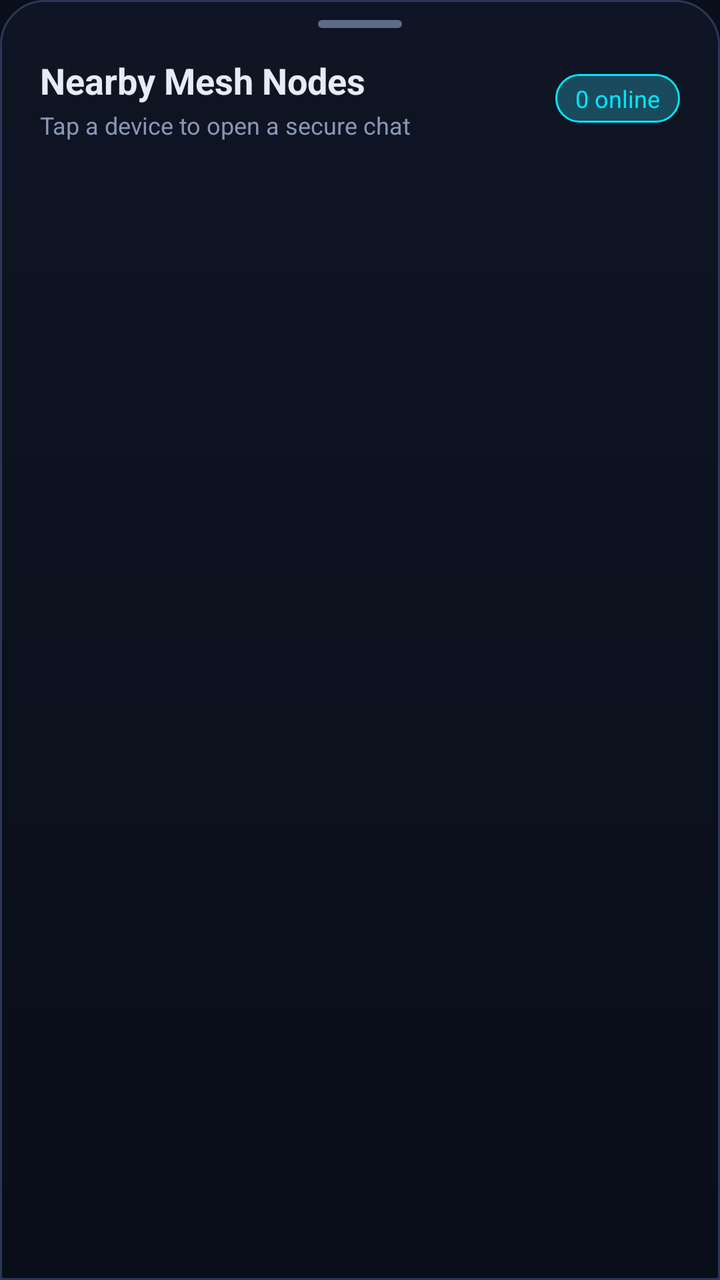
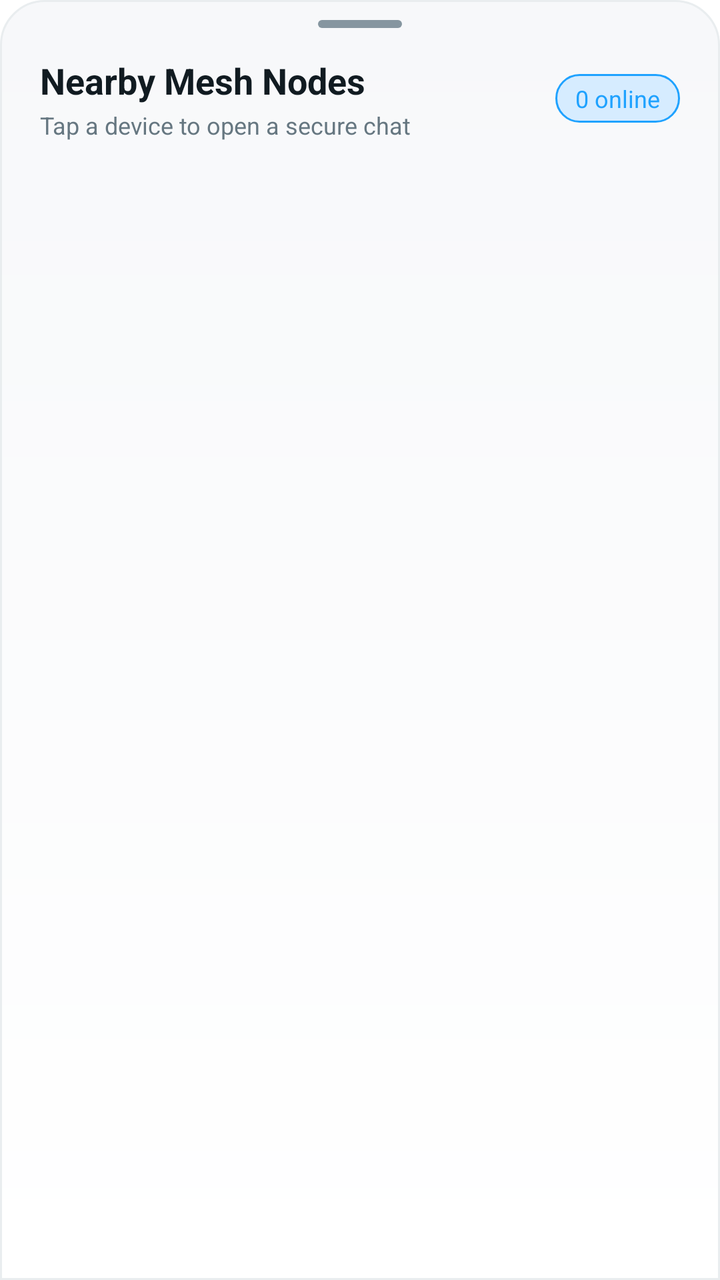

Before-and-after screenshots of an Android layout around one commit, followed by the original layout XML and the change that was made.
<!-- AndroidManifest.xml: application theme Theme.TharMesh -->
<!-- res/layout/sheet_device_picker.xml -->
<?xml version="1.0" encoding="utf-8"?>
<LinearLayout xmlns:android="http://schemas.android.com/apk/res/android"
    android:layout_width="match_parent"
    android:layout_height="wrap_content"
    android:background="@drawable/bg_sheet_top"
    android:orientation="vertical"
    android:paddingTop="10dp"
    android:paddingBottom="16dp">

    <View
        android:layout_width="42dp"
        android:layout_height="4dp"
        android:layout_gravity="center_horizontal"
        android:background="@drawable/bg_sheet_grabber" />

    <LinearLayout
        android:layout_width="match_parent"
        android:layout_height="wrap_content"
        android:orientation="horizontal"
        android:gravity="center_vertical"
        android:paddingStart="20dp"
        android:paddingEnd="20dp"
        android:paddingTop="14dp"
        android:paddingBottom="4dp">

        <LinearLayout
            android:layout_width="0dp"
            android:layout_height="wrap_content"
            android:layout_weight="1"
            android:orientation="vertical">

            <TextView
                style="@style/Text.H2"
                android:layout_width="wrap_content"
                android:layout_height="wrap_content"
                android:text="@string/picker_title" />

            <TextView
                android:id="@+id/picker_subtitle"
                style="@style/Text.Caption"
                android:layout_width="wrap_content"
                android:layout_height="wrap_content"
                android:layout_marginTop="2dp"
                android:text="@string/picker_subtitle" />
        </LinearLayout>

        <TextView
            android:id="@+id/picker_count"
            style="@style/Text.Caption"
            android:layout_width="wrap_content"
            android:layout_height="wrap_content"
            android:background="@drawable/bg_chip_cyan"
            android:paddingStart="10dp"
            android:paddingEnd="10dp"
            android:paddingTop="4dp"
            android:paddingBottom="4dp"
            android:textColor="@color/tm_neon_cyan"
            android:text="0 online" />
    </LinearLayout>

    <androidx.recyclerview.widget.RecyclerView
        android:id="@+id/recycler_picker"
        android:layout_width="match_parent"
        android:layout_height="wrap_content"
        android:clipToPadding="false"
        android:paddingStart="16dp"
        android:paddingEnd="16dp"
        android:paddingTop="10dp"
        android:paddingBottom="12dp"
        android:maxHeight="480dp" />

    <LinearLayout
        android:id="@+id/picker_empty"
        android:layout_width="match_parent"
        android:layout_height="wrap_content"
        android:gravity="center_horizontal"
        android:orientation="vertical"
        android:padding="32dp"
        android:visibility="gone">

        <TextView
            style="@style/Text.H3"
            android:layout_width="wrap_content"
            android:layout_height="wrap_content"
            android:text="@string/picker_empty_title" />

        <TextView
            style="@style/Text.Caption"
            android:layout_width="wrap_content"
            android:layout_height="wrap_content"
            android:layout_marginTop="4dp"
            android:gravity="center"
            android:text="@string/picker_empty_sub" />
    </LinearLayout>
</LinearLayout>
<!-- resources referenced by this layout -->
<resources>
  <color name="tm_neon_cyan">#00E5FF</color>
  <!-- drawable bg_chip_cyan (drawable) -->
  <?xml version="1.0" encoding="utf-8"?>
  <shape xmlns:android="http://schemas.android.com/apk/res/android"
      android:shape="rectangle">
      <solid android:color="@color/tm_neon_cyan_dim" />
      <stroke android:width="1dp" android:color="@color/tm_neon_cyan" />
      <corners android:radius="100dp" />
  </shape>
  <!-- drawable bg_sheet_grabber (drawable) -->
  <?xml version="1.0" encoding="utf-8"?>
  <shape xmlns:android="http://schemas.android.com/apk/res/android"
      android:shape="rectangle">
      <corners android:radius="2dp" />
      <solid android:color="@color/tm_text_muted" />
  </shape>
  <!-- drawable bg_sheet_top (drawable) -->
  <?xml version="1.0" encoding="utf-8"?>
  <shape xmlns:android="http://schemas.android.com/apk/res/android"
      android:shape="rectangle">
      <corners
          android:topLeftRadius="22dp"
          android:topRightRadius="22dp" />
      <gradient
          android:startColor="@color/tm_bg_2"
          android:endColor="@color/tm_bg"
          android:angle="270" />
      <stroke
          android:width="1dp"
          android:color="@color/tm_stroke" />
  </shape>
  <style name="Text.Caption" parent="TextAppearance.AppCompat">
          <item name="android:textColor">@color/tm_text_secondary</item>
          <item name="android:textSize">12sp</item>
      </style>
  <style name="Text.H2" parent="TextAppearance.AppCompat">
          <item name="android:textColor">@color/tm_text_primary</item>
          <item name="android:textSize">18sp</item>
          <item name="android:textStyle">bold</item>
      </style>
  <style name="Text.H3" parent="TextAppearance.AppCompat">
          <item name="android:textColor">@color/tm_text_primary</item>
          <item name="android:textSize">15sp</item>
          <item name="android:textStyle">bold</item>
      </style>
  <style name="Theme.TharMesh" parent="Theme.MaterialComponents.NoActionBar">
          <item name="colorPrimary">@color/tm_neon_cyan</item>
          <item name="colorPrimaryVariant">@color/tm_neon_cyan_dim</item>
          <item name="colorOnPrimary">@color/tm_bg</item>
          <item name="colorSecondary">@color/tm_neon_green</item>
          <item name="colorSecondaryVariant">@color/tm_neon_green_dim</item>
          <item name="colorOnSecondary">@color/tm_bg</item>
          <item name="colorSurface">@color/tm_surface</item>
          <item name="colorOnSurface">@color/tm_text_primary</item>
          <item name="android:colorBackground">@color/tm_bg</item>
          <item name="android:textColorPrimary">@color/tm_text_primary</item>
          <item name="android:textColorSecondary">@color/tm_text_secondary</item>
          <item name="android:windowBackground">@color/tm_bg</item>
          <item name="android:statusBarColor" tools:targetApi="l">@color/tm_bg</item>
          <item name="android:navigationBarColor" tools:targetApi="l">@color/tm_bg</item>
      </style>
  <color name="tm_neon_cyan_dim">#1A4B5C</color>
  <color name="tm_text_muted">#5E6B87</color>
  <color name="tm_bg_2">#0F1524</color>
  <color name="tm_bg">#0A0E1A</color>
  <color name="tm_stroke">#2A3757</color>
  <color name="tm_text_secondary">#8A97B5</color>
  <color name="tm_text_primary">#E6ECF5</color>
  <color name="tm_neon_green">#00E676</color>
  <color name="tm_neon_green_dim">#0F3B26</color>
  <color name="tm_surface">#131A2B</color>
  <!-- unchanged entries left out for length: 4 -->
</resources>

<!-- the commit's change to res/layout/sheet_device_picker.xml (unified diff, before → after) -->
@@ -54,7 +54,7 @@
             android:paddingEnd="10dp"
             android:paddingTop="4dp"
             android:paddingBottom="4dp"
-            android:textColor="@color/tm_neon_cyan"
+            android:textColor="?attr/tmNeonCyan"
             android:text="0 online" />
     </LinearLayout>
 
<!-- resource entries referenced after the edit -->
@@ -1,12 +1,11 @@
 <!-- resources referenced by this layout -->
 <resources>
-  <color name="tm_neon_cyan">#00E5FF</color>
   <!-- drawable bg_chip_cyan (drawable) -->
   <?xml version="1.0" encoding="utf-8"?>
   <shape xmlns:android="http://schemas.android.com/apk/res/android"
       android:shape="rectangle">
-      <solid android:color="@color/tm_neon_cyan_dim" />
-      <stroke android:width="1dp" android:color="@color/tm_neon_cyan" />
+      <solid android:color="?attr/tmNeonCyanDim" />
+      <stroke android:width="1dp" android:color="?attr/tmNeonCyan" />
       <corners android:radius="100dp" />
   </shape>
   <!-- drawable bg_sheet_grabber (drawable) -->
@@ -14,7 +13,7 @@
   <shape xmlns:android="http://schemas.android.com/apk/res/android"
       android:shape="rectangle">
       <corners android:radius="2dp" />
-      <solid android:color="@color/tm_text_muted" />
+      <solid android:color="?attr/tmTextMuted" />
   </shape>
   <!-- drawable bg_sheet_top (drawable) -->
   <?xml version="1.0" encoding="utf-8"?>
@@ -24,53 +23,119 @@
           android:topLeftRadius="22dp"
           android:topRightRadius="22dp" />
       <gradient
-          android:startColor="@color/tm_bg_2"
-          android:endColor="@color/tm_bg"
+          android:startColor="?attr/tmBg2"
+          android:endColor="?attr/tmBg"
           android:angle="270" />
       <stroke
           android:width="1dp"
-          android:color="@color/tm_stroke" />
+          android:color="?attr/tmStroke" />
   </shape>
   <style name="Text.Caption" parent="TextAppearance.AppCompat">
-          <item name="android:textColor">@color/tm_text_secondary</item>
+          <item name="android:textColor">?attr/tmTextSecondary</item>
           <item name="android:textSize">12sp</item>
       </style>
   <style name="Text.H2" parent="TextAppearance.AppCompat">
-          <item name="android:textColor">@color/tm_text_primary</item>
+          <item name="android:textColor">?attr/tmTextPrimary</item>
           <item name="android:textSize">18sp</item>
           <item name="android:textStyle">bold</item>
       </style>
   <style name="Text.H3" parent="TextAppearance.AppCompat">
-          <item name="android:textColor">@color/tm_text_primary</item>
+          <item name="android:textColor">?attr/tmTextPrimary</item>
           <item name="android:textSize">15sp</item>
           <item name="android:textStyle">bold</item>
       </style>
-  <style name="Theme.TharMesh" parent="Theme.MaterialComponents.NoActionBar">
-          <item name="colorPrimary">@color/tm_neon_cyan</item>
-          <item name="colorPrimaryVariant">@color/tm_neon_cyan_dim</item>
-          <item name="colorOnPrimary">@color/tm_bg</item>
-          <item name="colorSecondary">@color/tm_neon_green</item>
-          <item name="colorSecondaryVariant">@color/tm_neon_green_dim</item>
-          <item name="colorOnSecondary">@color/tm_bg</item>
-          <item name="colorSurface">@color/tm_surface</item>
-          <item name="colorOnSurface">@color/tm_text_primary</item>
-          <item name="android:colorBackground">@color/tm_bg</item>
-          <item name="android:textColorPrimary">@color/tm_text_primary</item>
-          <item name="android:textColorSecondary">@color/tm_text_secondary</item>
-          <item name="android:windowBackground">@color/tm_bg</item>
-          <item name="android:statusBarColor" tools:targetApi="l">@color/tm_bg</item>
-          <item name="android:navigationBarColor" tools:targetApi="l">@color/tm_bg</item>
+  <style name="Theme.TharMesh" parent="Theme.MaterialComponents.DayNight.NoActionBar">
+          
+          <item name="colorPrimary">@color/tm_light_neon_green</item>
+          <item name="colorPrimaryVariant">@color/tm_light_neon_green_dim</item>
+          <item name="colorOnPrimary">@color/tm_light_bg</item>
+          <item name="colorSecondary">@color/tm_light_neon_cyan</item>
+          <item name="colorSecondaryVariant">@color/tm_light_neon_cyan_dim</item>
+          <item name="colorOnSecondary">@color/tm_light_bg</item>
+          <item name="colorSurface">@color/tm_light_surface</item>
+          <item name="colorOnSurface">@color/tm_light_text_primary</item>
+          <item name="android:colorBackground">@color/tm_light_bg</item>
+          <item name="android:textColorPrimary">@color/tm_light_text_primary</item>
+          <item name="android:textColorSecondary">@color/tm_light_text_secondary</item>
+          <item name="android:windowBackground">@color/tm_light_bg</item>
+          <item name="android:statusBarColor" tools:targetApi="l">@color/tm_light_bg</item>
+          <item name="android:navigationBarColor" tools:targetApi="l">@color/tm_light_bg</item>
+          <item name="android:windowLightStatusBar" tools:targetApi="m">true</item>
+  
+          
+          <item name="tmBg">@color/tm_light_bg</item>
+          <item name="tmBg2">@color/tm_light_bg_2</item>
+          <item name="tmSurface">@color/tm_light_surface</item>
+          <item name="tmSurface2">@color/tm_light_surface_2</item>
+          <item name="tmSurfaceGlass">@color/tm_light_surface_glass</item>
+          <item name="tmStroke">@color/tm_light_stroke</item>
+          <item name="tmStrokeSoft">@color/tm_light_stroke_soft</item>
+  
+          <item name="tmTextPrimary">@color/tm_light_text_primary</item>
+          <item name="tmTextSecondary">@color/tm_light_text_secondary</item>
+          <item name="tmTextMuted">@color/tm_light_text_muted</item>
+  
+          <item name="tmNeonCyan">@color/tm_light_neon_cyan</item>
+          <item name="tmNeonCyanDim">@color/tm_light_neon_cyan_dim</item>
+          <item name="tmNeonGreen">@color/tm_light_neon_green</item>
+          <item name="tmNeonGreenDim">@color/tm_light_neon_green_dim</item>
+          <item name="tmDesertAmber">@color/tm_light_desert_amber</item>
+          <item name="tmDanger">@color/tm_light_danger</item>
+          <item name="tmDangerDim">@color/tm_light_danger_dim</item>
+          <item name="tmWarning">@color/tm_light_warning</item>
+  
+          <item name="tmBubbleMeStart">@color/tm_light_bubble_me_start</item>
+          <item name="tmBubbleMeEnd">@color/tm_light_bubble_me_end</item>
+          <item name="tmBubblePeer">@color/tm_light_bubble_peer</item>
+          <item name="tmBubbleTextMe">@color/tm_light_bubble_text_me</item>
+          <item name="tmBubbleTextPeer">@color/tm_light_bubble_text_peer</item>
+  
+          <item name="tmTickRead">@color/tm_light_tick_read</item>
+          <item name="tmTickDefault">@color/tm_light_tick_default</item>
+          <item name="tmUnreadBadge">@color/tm_light_unread_badge</item>
+          <item name="tmUnreadBadgeText">@color/tm_light_unread_badge_text</item>
+  
+          <item name="tmGradientTop">@color/tm_light_gradient_top</item>
+          <item name="tmGradientBottom">@color/tm_light_gradient_bottom</item>
+          <item name="tmGlowCyan20">@color/tm_light_glow_cyan_20</item>
+          <item name="tmGlowGreen20">@color/tm_light_glow_green_20</item>
+          <item name="tmGlowDanger20">@color/tm_light_glow_danger_20</item>
+  
+          <item name="tmSearchFill">@color/tm_light_search_fill</item>
       </style>
-  <color name="tm_neon_cyan_dim">#1A4B5C</color>
-  <color name="tm_text_muted">#5E6B87</color>
-  <color name="tm_bg_2">#0F1524</color>
-  <color name="tm_bg">#0A0E1A</color>
-  <color name="tm_stroke">#2A3757</color>
-  <color name="tm_text_secondary">#8A97B5</color>
-  <color name="tm_text_primary">#E6ECF5</color>
-  <color name="tm_neon_green">#00E676</color>
-  <color name="tm_neon_green_dim">#0F3B26</color>
-  <color name="tm_surface">#131A2B</color>
+  <color name="tm_light_neon_green">#25D366</color>
+  <color name="tm_light_neon_green_dim">#D9FDD3</color>
+  <color name="tm_light_bg">#FFFFFF</color>
+  <color name="tm_light_neon_cyan">#1FA2FF</color>
+  <color name="tm_light_neon_cyan_dim">#D6ECFF</color>
+  <color name="tm_light_surface">#FFFFFF</color>
+  <color name="tm_light_text_primary">#111B21</color>
+  <color name="tm_light_text_secondary">#667781</color>
+  <color name="tm_light_bg_2">#F7F8FA</color>
+  <color name="tm_light_surface_2">#F7F8FA</color>
+  <color name="tm_light_surface_glass">#FFFFFF</color>
+  <color name="tm_light_stroke">#E9EDEF</color>
+  <color name="tm_light_stroke_soft">#F0F2F5</color>
+  <color name="tm_light_text_muted">#8696A0</color>
+  <color name="tm_light_desert_amber">#F09D38</color>
+  <color name="tm_light_danger">#E53935</color>
+  <color name="tm_light_danger_dim">#FBE9E7</color>
+  <color name="tm_light_warning">#F09D38</color>
+  <color name="tm_light_bubble_me_start">#D9FDD3</color>
+  <color name="tm_light_bubble_me_end">#D9FDD3</color>
+  <color name="tm_light_bubble_peer">#FFFFFF</color>
+  <color name="tm_light_bubble_text_me">#111B21</color>
+  <color name="tm_light_bubble_text_peer">#111B21</color>
+  <color name="tm_light_tick_read">#53BDEB</color>
+  <color name="tm_light_tick_default">#8696A0</color>
+  <color name="tm_light_unread_badge">#25D366</color>
+  <color name="tm_light_unread_badge_text">#FFFFFF</color>
+  <color name="tm_light_gradient_top">#FFFFFF</color>
+  <color name="tm_light_gradient_bottom">#FFFFFF</color>
+  <color name="tm_light_glow_cyan_20">#331FA2FF</color>
+  <color name="tm_light_glow_green_20">#3325D366</color>
+  <color name="tm_light_glow_danger_20">#33E53935</color>
+  <color name="tm_light_search_fill">#F0F2F5</color>
   <!-- unchanged entries left out for length: 4 -->
 </resources>
 
